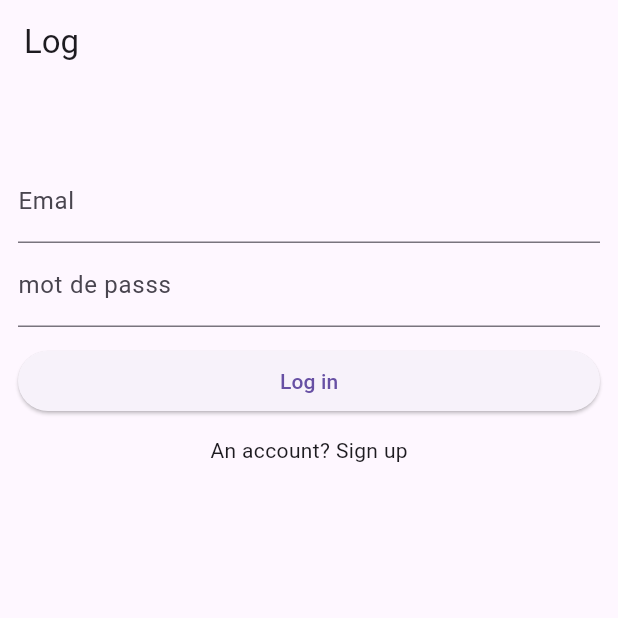
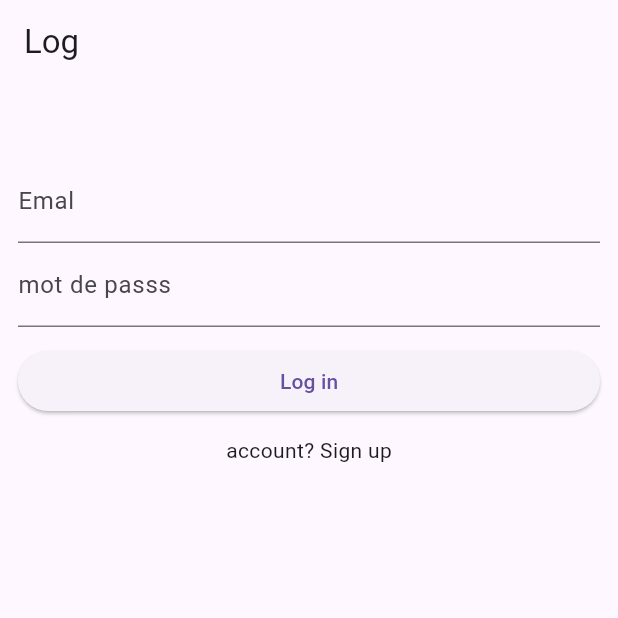
Before and after one commit to Idriss-rayan/superbase_auth, a Flutter app: the screen it shows after launch, on a phone screen of 412 x 824 dp, the top half of it. Run offline on Flutter 3.47's test engine with Material 3 defaults, Android fonts, the phone set to English and light mode, and no system bars; our stand-ins replace supabase_flutter; accounts and stored records are empty.

Commit message:
new things

```diff
--- a/lib/pages/login_page.dart
+++ b/lib/pages/login_page.dart
@@ -72,7 +72,7 @@ class _LoginPageState extends State<LoginPage> {
           GestureDetector(
             onTap: () => Navigator.push(context,
                 MaterialPageRoute(builder: (context) => const RegisterPage())),
-            child: Center(child: Text("An account? Sign up")),
+            child: Center(child: Text("account? Sign up")),
           ),
         ],
       ),
```
